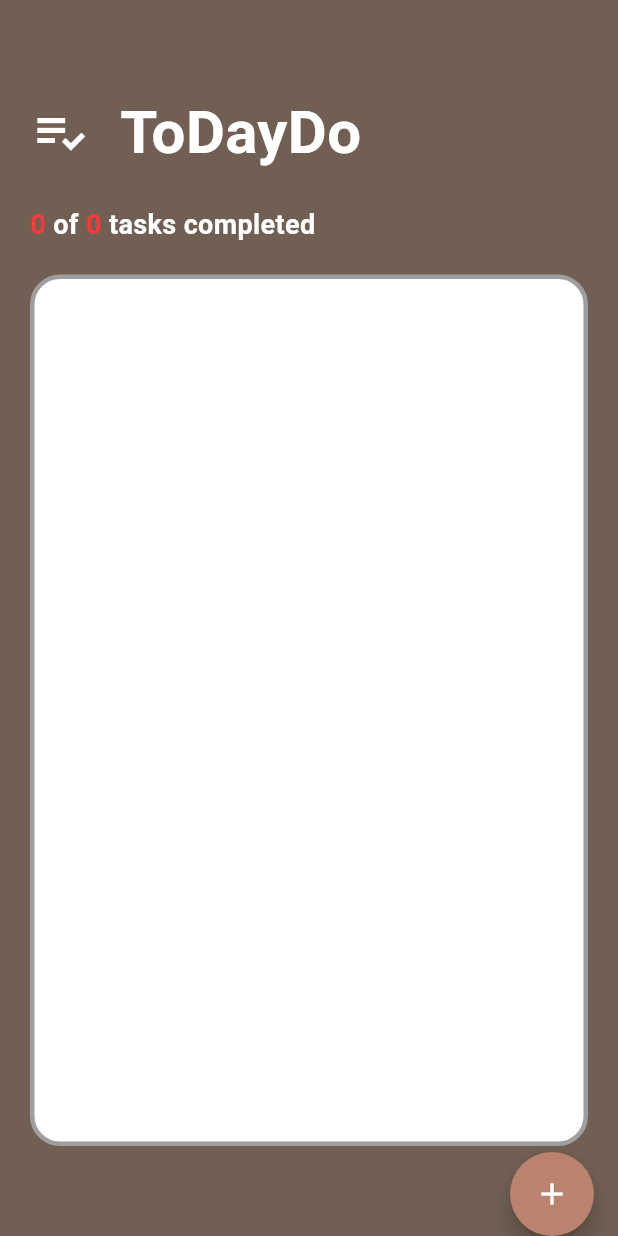
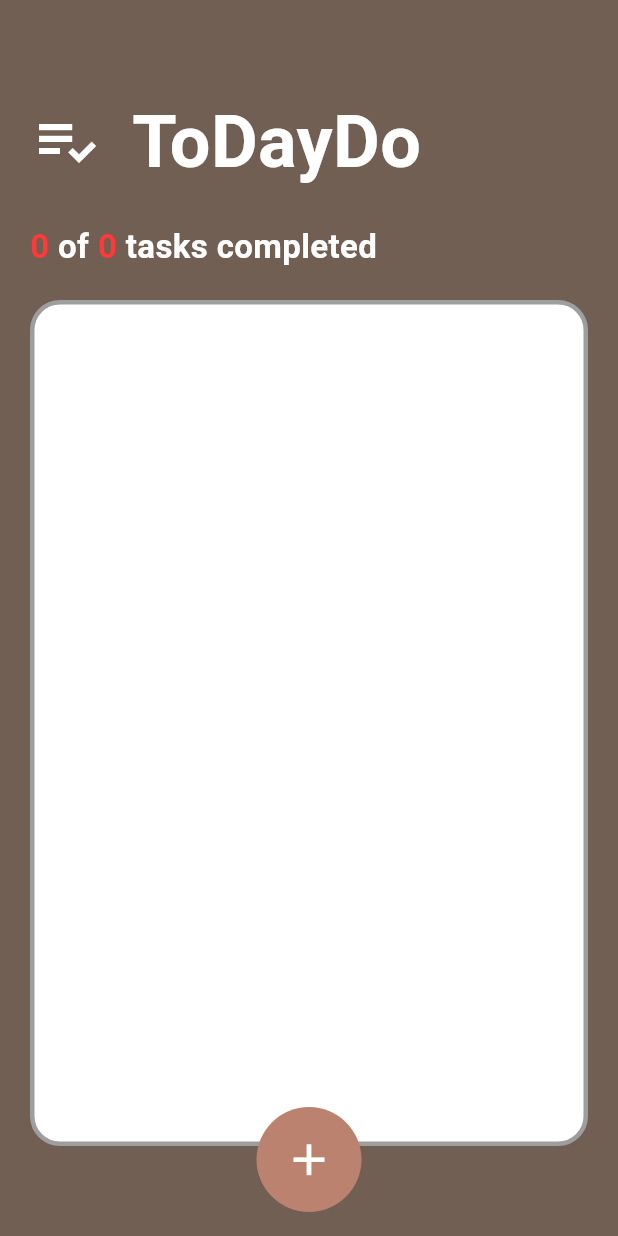
Before and after one commit to SalahFathy25/project, a Flutter app: the screen it shows after launch, on a phone screen of 412 x 824 dp. Run offline on Flutter 3.47's test engine with Material 3 defaults, Android fonts, the phone set to English and light mode, and no system bars; our stand-ins replace hive, hive_flutter; accounts and stored records are empty.

Commit message:
first commit

```diff
--- a/lib/screens/tasks_screen.dart
+++ b/lib/screens/tasks_screen.dart
@@ -17,9 +17,9 @@ class TasksScreen extends StatelessWidget {
         .where((task) => task.isDone)
         .length;
     return Scaffold(
-      floatingActionButtonLocation: FloatingActionButtonLocation.endContained,
-      floatingActionButton: FloatingActionButton(
-        onPressed: () {
+      floatingActionButtonLocation: FloatingActionButtonLocation.centerFloat,
+      floatingActionButton: GestureDetector(
+        onTap: () {
           Navigator.of(context).push(
             CupertinoDialogRoute(
               context: context,
@@ -27,10 +27,19 @@ class TasksScreen extends StatelessWidget {
             ),
           );
         },
-        backgroundColor: const Color.fromARGB(255, 187, 131, 111),
-        tooltip: 'Add Task',
-        shape: const CircleBorder(),
-        child: const Icon(Icons.add, color: Colors.white),
+        child: Container(
+          width: 70,
+          height: 70,
+          decoration: const BoxDecoration(
+            color: Color.fromARGB(255, 187, 131, 111),
+            shape: BoxShape.circle,
+          ),
+          child: const Icon(
+            Icons.add,
+            color: Colors.white,
+            size: 35,
+          ),
+        ),
       ),
       backgroundColor: const Color.fromARGB(255, 112, 95, 82),
       body: Container(
@@ -44,14 +53,14 @@ class TasksScreen extends StatelessWidget {
               children: [
                 Icon(
                   Icons.playlist_add_check,
-                  size: 40,
+                  size: 48,
                   color: Colors.white,
                 ),
                 Text(
                   'ToDayDo',
                   style: TextStyle(
                     color: Colors.white,
-                    fontSize: 40,
+                    fontSize: 48,
                     fontWeight: FontWeight.bold,
                   ),
                 ),
@@ -61,7 +70,7 @@ class TasksScreen extends StatelessWidget {
               TextSpan(
                 style: const TextStyle(
                   color: Colors.white,
-                  fontSize: 18,
+                  fontSize: 22,
                 ),
                 children: [
                   TextSpan(
```
